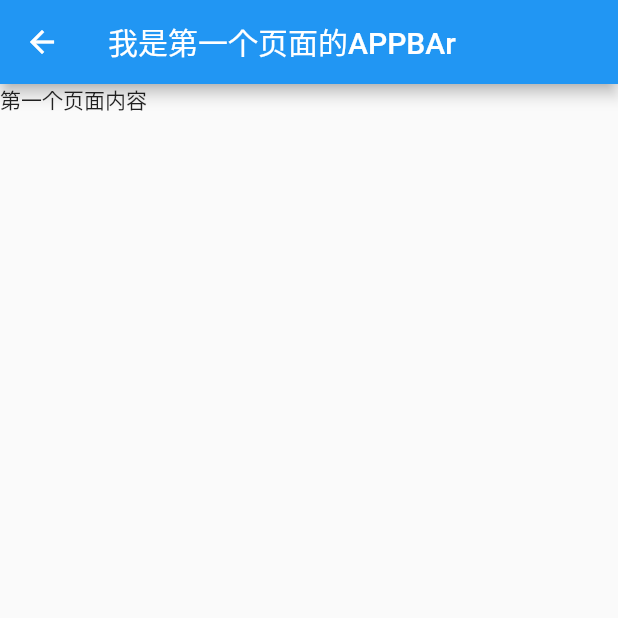
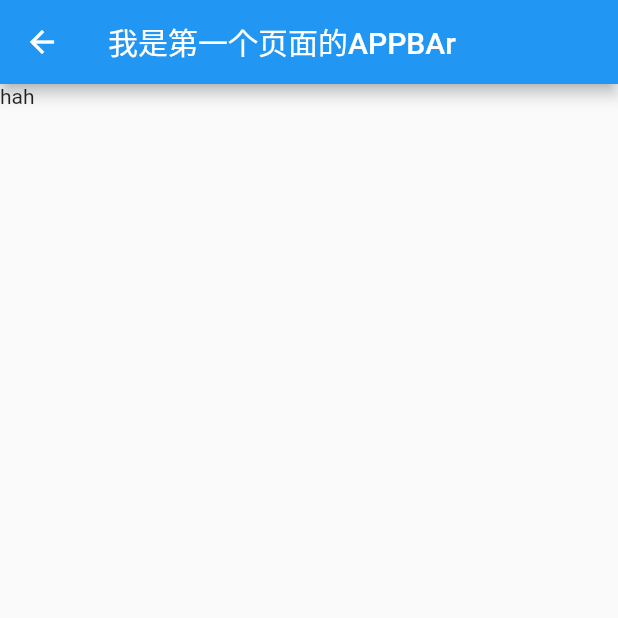
Before and after one commit to chenHuiMing5/Flutter_tab, a Flutter app: the FirstPageVC screen opened directly, on a phone screen of 412 x 824 dp, the top half of it. Run offline on Flutter 3.47's test engine with Material 2 defaults, Android fonts, the phone set to English and light mode, and no system bars; missing offline and left inert: dart:html.

Commit message:
no message

```diff
--- a/flutter_tab/lib/FirstPageVC.dart
+++ b/flutter_tab/lib/FirstPageVC.dart
@@ -1,13 +1,18 @@
+import 'dart:html';
+
 import 'package:flutter/material.dart';
 
 class FirstPageVC extends StatefulWidget {
-  FirstPageVC({Key key}) : super(key: key);
+  String titleName;
+
+  FirstPageVC({this.titleName});
 
   @override
   _FirstPageVCState createState() => _FirstPageVCState();
 }
 
 class _FirstPageVCState extends State<FirstPageVC> {
+  String titleName;
   @override
   Widget build(BuildContext context) {
     return Container(
@@ -16,7 +21,11 @@ class _FirstPageVCState extends State<FirstPageVC> {
           title: Text("我是第一个页面的APPBAr"),
         ),
         body: Container(
-          child: Text("第一个页面内容"),
+          child: Column(
+            children: <Widget>[
+              Text("hah"),
+            ],
+          ),
         ),
       ),
     );
```
